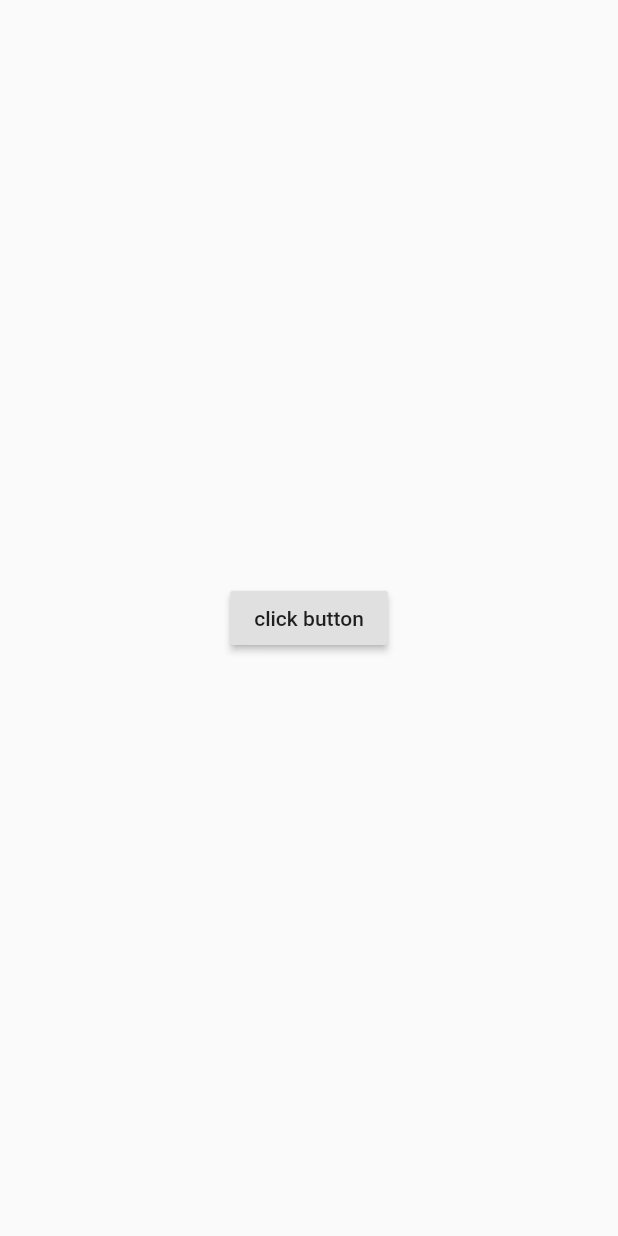
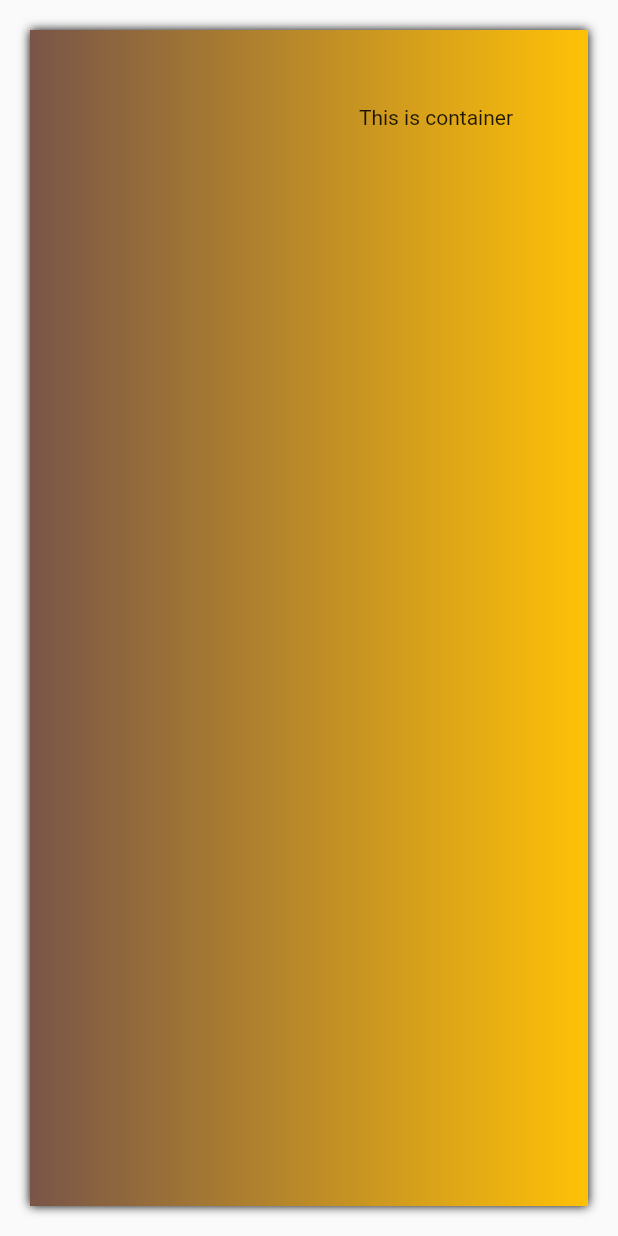
Before and after one commit to duc0103/mobile, a Flutter app: the screen it shows after launch, on a phone screen of 412 x 824 dp. Run offline on Flutter 3.47's test engine with Material 2 defaults, Android fonts, the phone set to English and light mode, and no system bars.

Commit message:
container

```diff
--- a/lib/main.dart
+++ b/lib/main.dart
@@ -1,42 +1,28 @@
 import 'package:flutter/material.dart';
 
-void main(){
-  runApp(new Application());
-}
+void main() => runApp(new Application());
 
-class Application extends StatefulWidget {
-  @override
-  _ApplicationState createState() => new _ApplicationState();
-}
-
-
-
-
-class _ApplicationState extends State<Application>  {
-
-  String text ='';
-
-  @override
-  void initState() {
-    // TODO: implement initState
-    text = 'click button';
-    super.initState();
-  }
-
-  void method1(){
-    setState((){
-      text = ' Changed';
-    });
-  }
-
-
+class Application extends StatelessWidget {
   @override
   Widget build(BuildContext context) {
     return new MaterialApp(
+      title: 'Container',
       home: new Scaffold(
-        body: new Center(
-          child: new RaisedButton(onPressed:(){method1();},child: new Text(text),),
-        ),
+          body: new Container(
+            padding: const EdgeInsets.all(50.0),
+            // color: Colors.amber,
+            margin: const EdgeInsets.all(20.0),
+            // width: 200.0,
+            // height: 200.0,
+            child: new Text('This is container'),
+            alignment:Alignment.topRight,
+            decoration:new BoxDecoration(
+                color: Colors.amber,
+                boxShadow:[const BoxShadow(color:const Color(0xFF000000),offset: Offset.zero,blurRadius: 5.0),],
+                gradient: new LinearGradient(colors: [Colors.brown,Colors.amber],)
+            ),
+            // foregroundDecoration: new BoxDecoration(color: Colors.blue) ,
+          )
       ),
     );
   }
```
